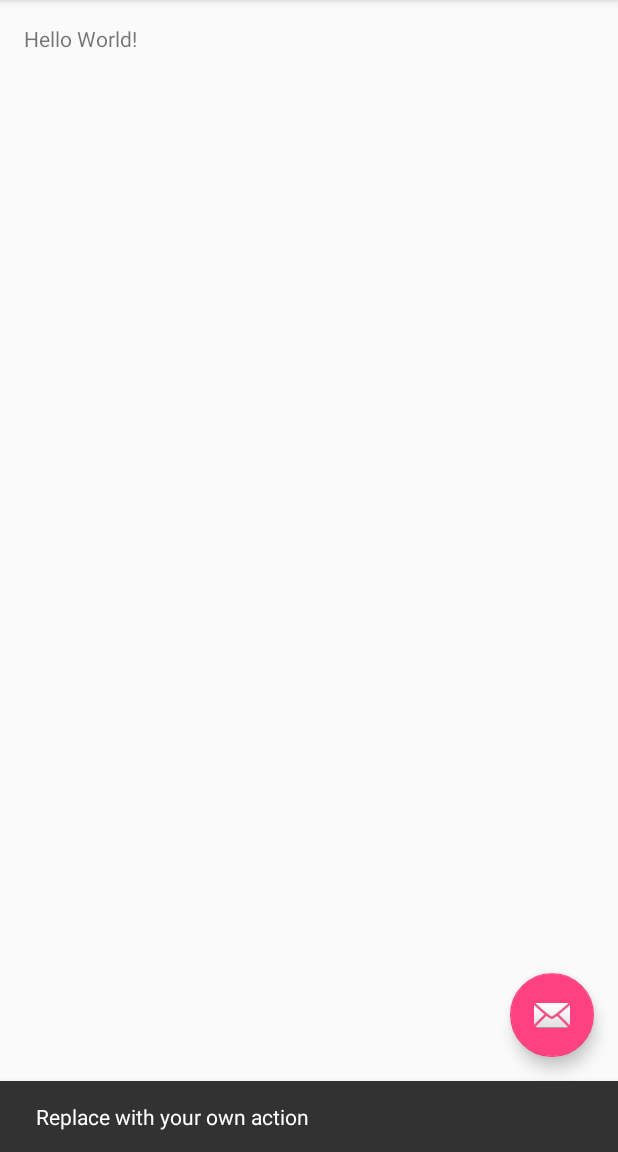
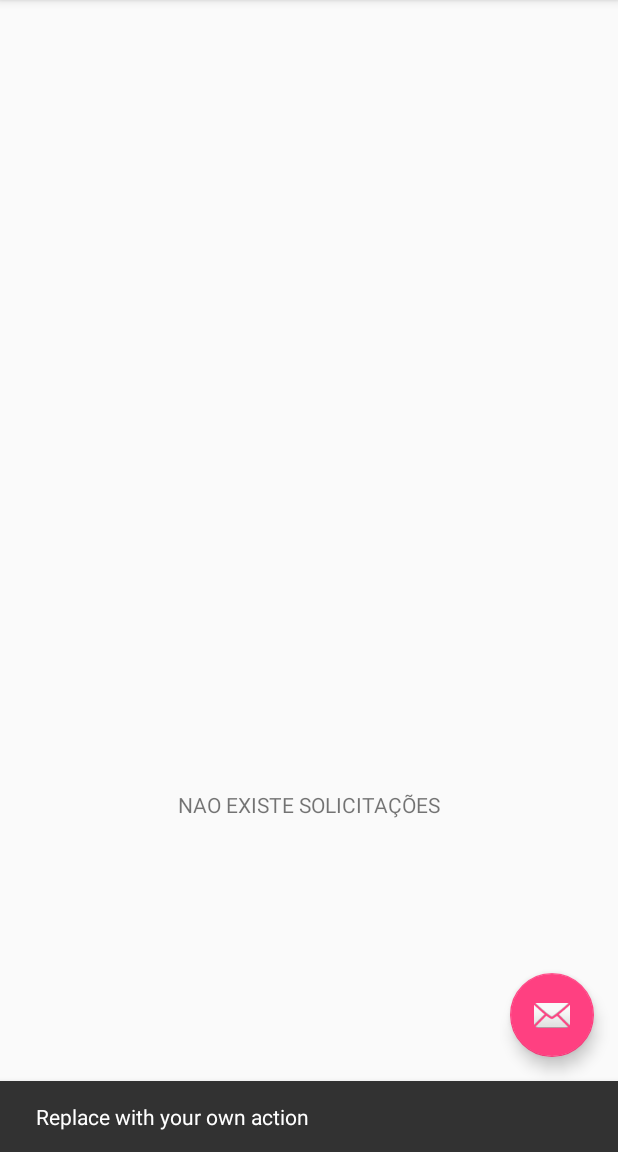
Before and after one commit to TayroneCordeiro/RumaAe, an Android app: the screen it shows after launch (MainActivity), after a tap on an icon or button, on a phone screen of 412 x 824 dp, the part 84-1236 px from its top. Run offline under Robolectric (Android 15) with nearby library versions, the phone set to English and light mode, and no system bars.

Commit message:
commit 2

```diff
--- a/App_RumaAe/app/src/main/res/layout/content_main.xml
+++ b/App_RumaAe/app/src/main/res/layout/content_main.xml
@@ -15,5 +15,9 @@
     <TextView
         android:layout_width="wrap_content"
         android:layout_height="wrap_content"
-        android:text="Hello World!" />
+        android:text="NAO EXISTE SOLICITAÇÕES"
+        android:id="@+id/textView"
+        android:layout_marginBottom="206dp"
+        android:layout_alignParentBottom="true"
+        android:layout_centerHorizontal="true" />
 </RelativeLayout>
```
